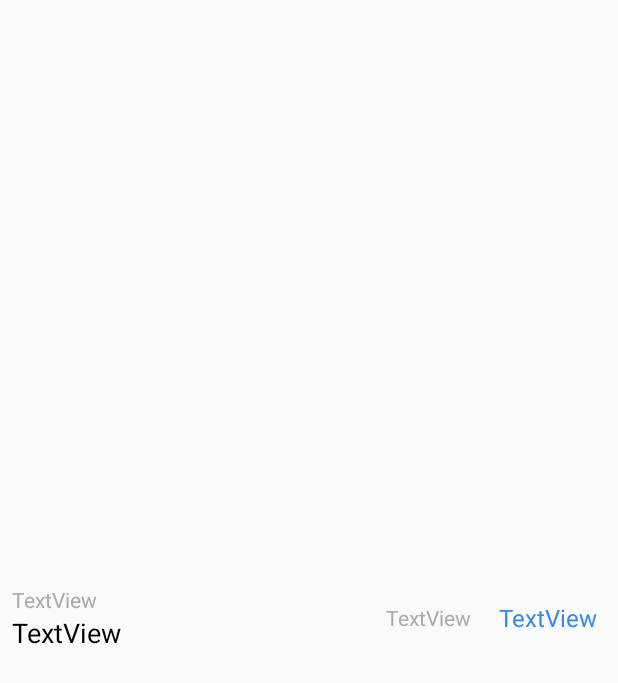
After one commit to unawares/InfomatrixAndroid, an Android app: the layout history_item.xml on its own in the app's theme, with its tools: preview values and no code run, on a phone screen of 412 x 824 dp. The commit adds this screen. Shown: the top 683 px of the screen. Run offline under Robolectric (Android 15) with nearby library versions, the phone set to English and light mode, and no system bars.

Commit message:
Added history adapter

```diff
--- a/app/src/main/java/com/example/infomatrix/fragments/StudentsHistoryFragment.java
+++ b/app/src/main/java/com/example/infomatrix/fragments/StudentsHistoryFragment.java
@@ -28,7 +28,7 @@ public class StudentsHistoryFragment extends Fragment {
     @Nullable
     @Override
     public View onCreateView(@NonNull LayoutInflater inflater, @Nullable ViewGroup container, @Nullable Bundle savedInstanceState) {
-        View rootView = inflater.inflate(R.layout.fragment_users_history, container, false);
+        View rootView = inflater.inflate(R.layout.fragment_students_history, container, false);
         return rootView;
     }
 }
--- /dev/null
+++ b/app/src/main/res/layout/history_item.xml
@@ -0,0 +1,64 @@
+<?xml version="1.0" encoding="utf-8"?>
+<android.support.constraint.ConstraintLayout
+    xmlns:android="http://schemas.android.com/apk/res/android"
+    xmlns:app="http://schemas.android.com/apk/res-auto"
+    xmlns:tools="http://schemas.android.com/tools"
+    android:layout_width="match_parent"
+    android:layout_height="match_parent">
+
+    <LinearLayout
+        android:layout_width="0dp"
+        android:layout_height="0dp"
+        android:layout_marginStart="8dp"
+        android:layout_marginTop="8dp"
+        android:layout_marginEnd="8dp"
+        android:layout_marginBottom="8dp"
+        android:gravity="center_vertical"
+        android:orientation="horizontal"
+        app:layout_constraintBottom_toBottomOf="parent"
+        app:layout_constraintEnd_toEndOf="parent"
+        app:layout_constraintStart_toStartOf="parent"
+        app:layout_constraintTop_toTopOf="parent">
+
+        <LinearLayout
+            android:layout_width="match_parent"
+            android:layout_height="wrap_content"
+            android:layout_weight="0.4"
+            android:orientation="vertical">
+
+            <TextView
+                android:id="@+id/textView5"
+                android:layout_width="match_parent"
+                android:layout_height="wrap_content"
+                android:text="TextView"
+                android:textColor="@android:color/darker_gray" />
+
+            <TextView
+                android:id="@+id/textView6"
+                android:layout_width="match_parent"
+                android:layout_height="wrap_content"
+                android:text="TextView"
+                android:textColor="@android:color/black"
+                android:textSize="18sp" />
+        </LinearLayout>
+
+        <TextView
+            android:id="@+id/textView7"
+            android:layout_width="match_parent"
+            android:layout_height="wrap_content"
+            android:layout_weight="0.8"
+            android:text="TextView"
+            android:textAlignment="center"
+            android:textColor="@android:color/darker_gray" />
+
+        <TextView
+            android:id="@+id/textView8"
+            android:layout_width="match_parent"
+            android:layout_height="wrap_content"
+            android:layout_weight="0.8"
+            android:text="TextView"
+            android:textAlignment="center"
+            android:textColor="@color/colorPrimary"
+            android:textSize="16sp" />
+    </LinearLayout>
+</android.support.constraint.ConstraintLayout>
--- a/app/src/main/res/values/strings.xml
+++ b/app/src/main/res/values/strings.xml
@@ -5,5 +5,7 @@
     <string name="tab_students">Students</string>
     <string name="tab_supervisors">Supervisors</string>
     <string name="action_settings">Settings</string>
+    <string name="title_students_history">Students history</string>
+    <string name="title_supervisors_history">Supervisors history</string>
     <string name="section_format">Hello World from section: %1$d</string>
 </resources>
```
Also changed, not shown: app/src/main/java/com/example/infomatrix/HistoryActivity.java (+39 -39 lines), app/src/main/java/com/example/infomatrix/adapters/HistoryAdapter.java (added, +38 -0 lines), app/src/main/res/layout/fragment_students_history.xml (renamed from app/src/main/res/layout/fragment_users_history.xml, +16 -1 lines), app/src/main/res/layout/fragment_supervisors_history.xml (+17 -1 lines).
